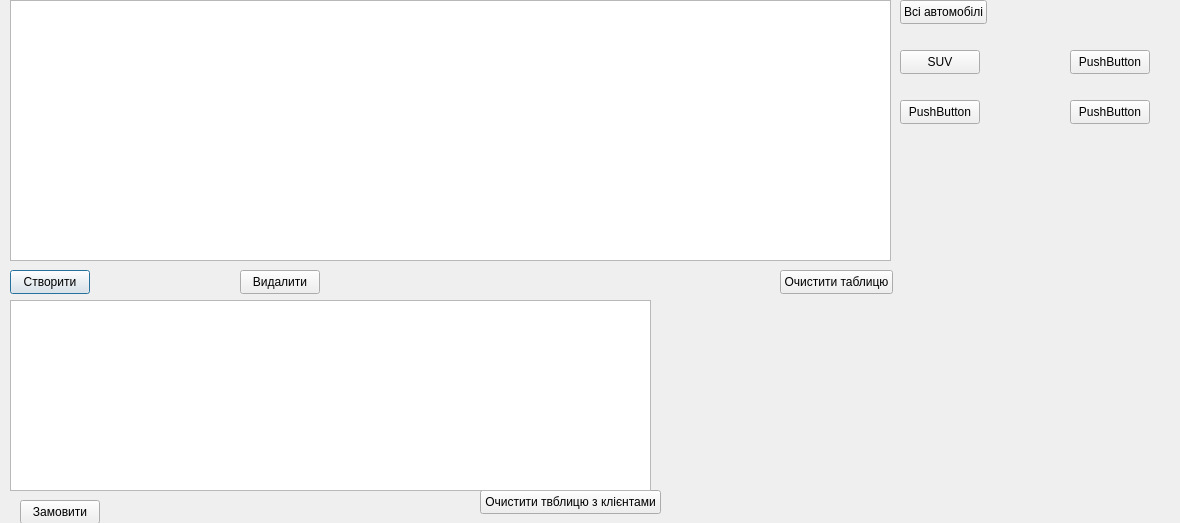
Above: kursova/autopark.ui from Maxverrr/kursova before the change. Below: the same form after it.
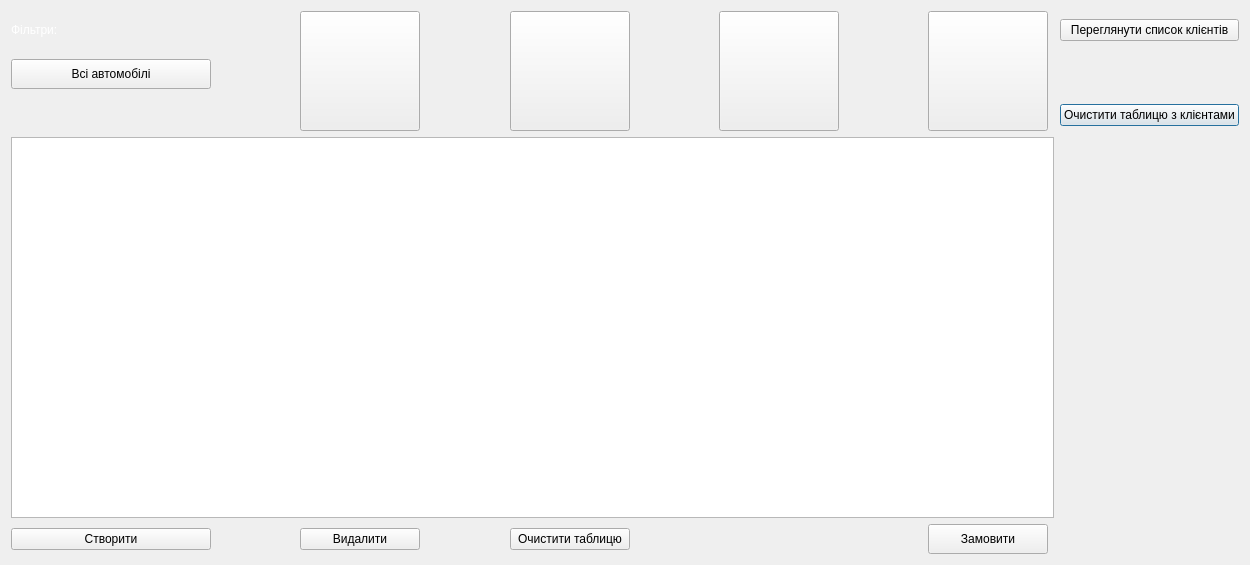
That is the form after the change. Icons and pictures are not drawn.

The edit to the form file:
```diff
--- a/kursova/autopark.ui
+++ b/kursova/autopark.ui
@@ -6,163 +6,291 @@
    <rect>
     <x>0</x>
     <y>0</y>
-    <width>1180</width>
-    <height>523</height>
+    <width>1250</width>
+    <height>565</height>
    </rect>
   </property>
+  <property name="sizePolicy">
+   <sizepolicy hsizetype="Expanding" vsizetype="Maximum">
+    <horstretch>0</horstretch>
+    <verstretch>0</verstretch>
+   </sizepolicy>
+  </property>
+  <property name="sizeIncrement">
+   <size>
+    <width>100</width>
+    <height>1</height>
+   </size>
+  </property>
   <property name="windowTitle">
    <string>Dialog</string>
   </property>
-  <widget class="QPushButton" name="pbAddCar">
-   <property name="geometry">
-    <rect>
-     <x>10</x>
-     <y>270</y>
-     <width>80</width>
-     <height>24</height>
-    </rect>
-   </property>
-   <property name="text">
-    <string>Створити</string>
-   </property>
-  </widget>
-  <widget class="QPushButton" name="pbDeleteCar">
-   <property name="geometry">
-    <rect>
-     <x>240</x>
-     <y>270</y>
-     <width>80</width>
-     <height>24</height>
-    </rect>
-   </property>
-   <property name="text">
-    <string>Видалити</string>
-   </property>
-  </widget>
-  <widget class="QPushButton" name="pushButton_4">
-   <property name="geometry">
-    <rect>
-     <x>1070</x>
-     <y>50</y>
-     <width>80</width>
-     <height>24</height>
-    </rect>
-   </property>
-   <property name="text">
-    <string>PushButton</string>
-   </property>
-  </widget>
-  <widget class="QPushButton" name="pushButton_3">
-   <property name="geometry">
-    <rect>
-     <x>900</x>
-     <y>100</y>
-     <width>80</width>
-     <height>24</height>
-    </rect>
-   </property>
-   <property name="text">
-    <string>PushButton</string>
-   </property>
-  </widget>
-  <widget class="QPushButton" name="pushButton_2">
-   <property name="geometry">
-    <rect>
-     <x>1070</x>
-     <y>100</y>
-     <width>80</width>
-     <height>24</height>
-    </rect>
-   </property>
-   <property name="text">
-    <string>PushButton</string>
-   </property>
-  </widget>
-  <widget class="QPushButton" name="pbSUV">
-   <property name="geometry">
-    <rect>
-     <x>900</x>
-     <y>50</y>
-     <width>80</width>
-     <height>24</height>
-    </rect>
-   </property>
-   <property name="text">
-    <string>SUV</string>
-   </property>
-  </widget>
-  <widget class="QTableView" name="carTableView">
-   <property name="geometry">
-    <rect>
-     <x>10</x>
-     <y>0</y>
-     <width>881</width>
-     <height>261</height>
-    </rect>
-   </property>
-  </widget>
-  <widget class="QPushButton" name="pbResetTable">
-   <property name="geometry">
-    <rect>
-     <x>780</x>
-     <y>270</y>
-     <width>113</width>
-     <height>24</height>
-    </rect>
-   </property>
-   <property name="text">
-    <string>Очистити таблицю</string>
-   </property>
-  </widget>
-  <widget class="QPushButton" name="pbAll">
-   <property name="geometry">
-    <rect>
-     <x>900</x>
-     <y>0</y>
-     <width>87</width>
-     <height>24</height>
-    </rect>
-   </property>
-   <property name="text">
-    <string>Всі автомобілі</string>
-   </property>
-  </widget>
-  <widget class="QPushButton" name="pbOrderCar">
-   <property name="geometry">
-    <rect>
-     <x>20</x>
-     <y>500</y>
-     <width>80</width>
-     <height>24</height>
-    </rect>
-   </property>
-   <property name="text">
-    <string>Замовити</string>
-   </property>
-  </widget>
-  <widget class="QPushButton" name="pbResetClientsTable">
-   <property name="geometry">
-    <rect>
-     <x>480</x>
-     <y>490</y>
-     <width>181</width>
-     <height>24</height>
-    </rect>
-   </property>
-   <property name="text">
-    <string>Очистити твблицю з клієнтами</string>
-   </property>
-  </widget>
-  <widget class="QTableView" name="clientsTableView">
-   <property name="geometry">
-    <rect>
-     <x>10</x>
-     <y>300</y>
-     <width>641</width>
-     <height>191</height>
-    </rect>
-   </property>
-  </widget>
+  <layout class="QGridLayout" name="gridLayout">
+   <item row="2" column="10">
+    <widget class="QPushButton" name="pbResetClientsTable">
+     <property name="text">
+      <string>Очистити таблицю з клієнтами</string>
+     </property>
+    </widget>
+   </item>
+   <item row="1" column="7">
+    <spacer name="horizontalSpacer_3">
+     <property name="orientation">
+      <enum>Qt::Orientation::Horizontal</enum>
+     </property>
+     <property name="sizeHint" stdset="0">
+      <size>
+       <width>40</width>
+       <height>20</height>
+      </size>
+     </property>
+    </spacer>
+   </item>
+   <item row="4" column="4">
+    <widget class="QPushButton" name="pbResetTable">
+     <property name="text">
+      <string>Очистити таблицю</string>
+     </property>
+    </widget>
+   </item>
+   <item row="1" column="3">
+    <spacer name="horizontalSpacer_2">
+     <property name="orientation">
+      <enum>Qt::Orientation::Horizontal</enum>
+     </property>
+     <property name="sizeHint" stdset="0">
+      <size>
+       <width>40</width>
+       <height>20</height>
+      </size>
+     </property>
+    </spacer>
+   </item>
+   <item row="4" column="0">
+    <widget class="QPushButton" name="pbAddCar">
+     <property name="text">
+      <string>Створити</string>
+     </property>
+    </widget>
+   </item>
+   <item row="0" column="10">
+    <widget class="QPushButton" name="pbShowClients">
+     <property name="text">
+      <string>Переглянути список клієнтів</string>
+     </property>
+    </widget>
+   </item>
+   <item row="1" column="0">
+    <widget class="QPushButton" name="pbAll">
+     <property name="sizePolicy">
+      <sizepolicy hsizetype="Fixed" vsizetype="Fixed">
+       <horstretch>0</horstretch>
+       <verstretch>0</verstretch>
+      </sizepolicy>
+     </property>
+     <property name="minimumSize">
+      <size>
+       <width>200</width>
+       <height>30</height>
+      </size>
+     </property>
+     <property name="text">
+      <string>Всі автомобілі</string>
+     </property>
+    </widget>
+   </item>
+   <item row="1" column="1">
+    <spacer name="horizontalSpacer">
+     <property name="orientation">
+      <enum>Qt::Orientation::Horizontal</enum>
+     </property>
+     <property name="sizeHint" stdset="0">
+      <size>
+       <width>40</width>
+       <height>20</height>
+      </size>
+     </property>
+    </spacer>
+   </item>
+   <item row="3" column="0" colspan="10">
+    <widget class="QTableView" name="carTableView"/>
+   </item>
+   <item row="4" column="2">
+    <widget class="QPushButton" name="pbDeleteCar">
+     <property name="text">
+      <string>Видалити</string>
+     </property>
+    </widget>
+   </item>
+   <item row="0" column="6" rowspan="3">
+    <widget class="QPushButton" name="pbBiznes">
+     <property name="sizePolicy">
+      <sizepolicy hsizetype="Maximum" vsizetype="Maximum">
+       <horstretch>0</horstretch>
+       <verstretch>0</verstretch>
+      </sizepolicy>
+     </property>
+     <property name="minimumSize">
+      <size>
+       <width>120</width>
+       <height>120</height>
+      </size>
+     </property>
+     <property name="sizeIncrement">
+      <size>
+       <width>1</width>
+       <height>1</height>
+      </size>
+     </property>
+     <property name="styleSheet">
+      <string notr="true">QPushButton{
+	border-image: url(E:/kursova/luxury.png);
+}
+</string>
+     </property>
+     <property name="text">
+      <string/>
+     </property>
+    </widget>
+   </item>
+   <item row="0" column="4" rowspan="3">
+    <widget class="QPushButton" name="pbSedan">
+     <property name="sizePolicy">
+      <sizepolicy hsizetype="Maximum" vsizetype="Maximum">
+       <horstretch>0</horstretch>
+       <verstretch>0</verstretch>
+      </sizepolicy>
+     </property>
+     <property name="minimumSize">
+      <size>
+       <width>120</width>
+       <height>120</height>
+      </size>
+     </property>
+     <property name="sizeIncrement">
+      <size>
+       <width>1</width>
+       <height>1</height>
+      </size>
+     </property>
+     <property name="styleSheet">
+      <string notr="true">QPushButton{
+	border-image: url(E:/kursova/sedan.png);
+}
+</string>
+     </property>
+     <property name="text">
+      <string/>
+     </property>
+    </widget>
+   </item>
+   <item row="0" column="8" rowspan="3">
+    <widget class="QPushButton" name="pbEco">
+     <property name="sizePolicy">
+      <sizepolicy hsizetype="Maximum" vsizetype="Maximum">
+       <horstretch>0</horstretch>
+       <verstretch>0</verstretch>
+      </sizepolicy>
+     </property>
+     <property name="minimumSize">
+      <size>
+       <width>120</width>
+       <height>120</height>
+      </size>
+     </property>
+     <property name="sizeIncrement">
+      <size>
+       <width>1</width>
+       <height>1</height>
+      </size>
+     </property>
+     <property name="styleSheet">
+      <string notr="true">QPushButton{
+	border-image: url(E:/kursova/eco.png);
+}
+</string>
+     </property>
+     <property name="text">
+      <string/>
+     </property>
+    </widget>
+   </item>
+   <item row="0" column="2" rowspan="3">
+    <widget class="QPushButton" name="pbSUV">
+     <property name="sizePolicy">
+      <sizepolicy hsizetype="Maximum" vsizetype="Maximum">
+       <horstretch>0</horstretch>
+       <verstretch>0</verstretch>
+      </sizepolicy>
+     </property>
+     <property name="minimumSize">
+      <size>
+       <width>120</width>
+       <height>120</height>
+      </size>
+     </property>
+     <property name="sizeIncrement">
+      <size>
+       <width>1</width>
+       <height>1</height>
+      </size>
+     </property>
+     <property name="styleSheet">
+      <string notr="true">QPushButton{
+	border-image: url(E:/kursova/suv.png);
+}
+</string>
+     </property>
+     <property name="text">
+      <string/>
+     </property>
+    </widget>
+   </item>
+   <item row="1" column="5">
+    <spacer name="horizontalSpacer_4">
+     <property name="orientation">
+      <enum>Qt::Orientation::Horizontal</enum>
+     </property>
+     <property name="sizeHint" stdset="0">
+      <size>
+       <width>40</width>
+       <height>20</height>
+      </size>
+     </property>
+    </spacer>
+   </item>
+   <item row="0" column="0">
+    <widget class="QLabel" name="label">
+     <property name="styleSheet">
+      <string notr="true">font: 700 12pt &quot;Segoe UI&quot;;
+color: rgb(255, 255, 255);
+</string>
+     </property>
+     <property name="text">
+      <string>Фільтри:</string>
+     </property>
+    </widget>
+   </item>
+   <item row="4" column="8">
+    <widget class="QPushButton" name="pbOrderCar">
+     <property name="sizePolicy">
+      <sizepolicy hsizetype="Minimum" vsizetype="Fixed">
+       <horstretch>0</horstretch>
+       <verstretch>0</verstretch>
+      </sizepolicy>
+     </property>
+     <property name="minimumSize">
+      <size>
+       <width>0</width>
+       <height>30</height>
+      </size>
+     </property>
+     <property name="text">
+      <string>Замовити</string>
+     </property>
+    </widget>
+   </item>
+  </layout>
  </widget>
  <resources/>
  <connections/>
```
